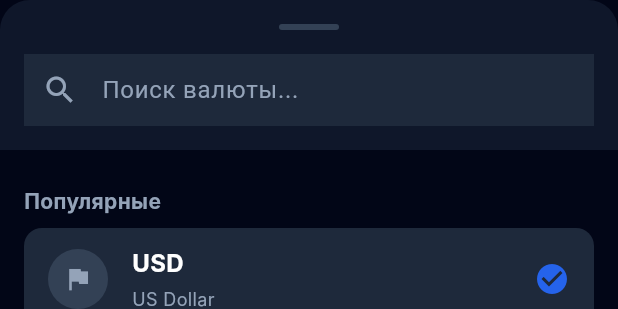
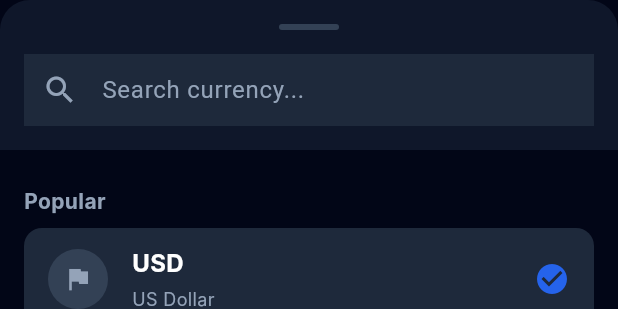
Before and after one commit to siraevrus/kursmonet, a Flutter app: the AddCurrencySheet widget shown alone on an empty page, opened directly, on a phone screen of 412 x 824 dp. Shown: the top 309 px of the screen. Run offline on Flutter 3.47's test engine with Material 3 defaults, Android fonts, the light colour scheme and no system bars; drawn by our look-alikes of cached_network_image; our stand-ins replace flutter_riverpod, hive_flutter; accounts and stored records are empty; network calls fail; Roboto replaces fonts that are missing (Inter).

Commit message:
Добавлена локализация приложения с поддержкой автоматического определения языка устройства

````diff
--- /dev/null
+++ b/l10n.yaml
@@ -0,0 +1,3 @@
+arb-dir: lib/l10n
+template-arb-file: app_ru.arb
+output-localization-file: app_localizations.dart
--- /dev/null
+++ b/lib/l10n/app_localizations.dart
@@ -0,0 +1,229 @@
+import 'dart:async';
+
+import 'package:flutter/foundation.dart';
+import 'package:flutter/widgets.dart';
+import 'package:flutter_localizations/flutter_localizations.dart';
+import 'package:intl/intl.dart' as intl;
+
+import 'app_localizations_en.dart';
+import 'app_localizations_ru.dart';
+
+// ignore_for_file: type=lint
+
+/// Callers can lookup localized strings with an instance of AppLocalizations
+/// returned by `AppLocalizations.of(context)`.
+///
+/// Applications need to include `AppLocalizations.delegate()` in their app's
+/// `localizationDelegates` list, and the locales they support in the app's
+/// `supportedLocales` list. For example:
+///
+/// ```dart
+/// import 'l10n/app_localizations.dart';
+///
+/// return MaterialApp(
+///   localizationsDelegates: AppLocalizations.localizationsDelegates,
+///   supportedLocales: AppLocalizations.supportedLocales,
+///   home: MyApplicationHome(),
+/// );
+/// ```
+///
+/// ## Update pubspec.yaml
+///
+/// Please make sure to update your pubspec.yaml to include the following
+/// packages:
+///
+/// ```yaml
+/// dependencies:
+///   # Internationalization support.
+///   flutter_localizations:
+///     sdk: flutter
+///   intl: any # Use the pinned version from flutter_localizations
+///
+///   # Rest of dependencies
+/// ```
+///
+/// ## iOS Applications
+///
+/// iOS applications define key application metadata, including supported
+/// locales, in an Info.plist file that is built into the application bundle.
+/// To configure the locales supported by your app, you’ll need to edit this
+/// file.
+///
+/// First, open your project’s ios/Runner.xcworkspace Xcode workspace file.
+/// Then, in the Project Navigator, open the Info.plist file under the Runner
+/// project’s Runner folder.
+///
+/// Next, select the Information Property List item, select Add Item from the
+/// Editor menu, then select Localizations from the pop-up menu.
+///
+/// Select and expand the newly-created Localizations item then, for each
+/// locale your application supports, add a new item and select the locale
+/// you wish to add from the pop-up menu in the Value field. This list should
+/// be consistent with the languages listed in the AppLocalizations.supportedLocales
+/// property.
+abstract class AppLocalizations {
+  AppLocalizations(String locale)
+      : localeName = intl.Intl.canonicalizedLocale(locale.toString());
+
+  final String localeName;
+
+  static AppLocalizations? of(BuildContext context) {
+    return Localizations.of<AppLocalizations>(context, AppLocalizations);
+  }
+
+  static const LocalizationsDelegate<AppLocalizations> delegate =
+      _AppLocalizationsDelegate();
+
+  /// A list of this localizations delegate along with the default localizations
+  /// delegates.
+  ///
+  /// Returns a list of localizations delegates containing this delegate along with
+  /// GlobalMaterialLocalizations.delegate, GlobalCupertinoLocalizations.delegate,
+  /// and GlobalWidgetsLocalizations.delegate.
+  ///
+  /// Additional delegates can be added by appending to this list in
+  /// MaterialApp. This list does not have to be used at all if a custom list
+  /// of delegates is preferred or required.
+  static const List<LocalizationsDelegate<dynamic>> localizationsDelegates =
+      <LocalizationsDelegate<dynamic>>[
+    delegate,
+    GlobalMaterialLocalizations.delegate,
+    GlobalCupertinoLocalizations.delegate,
+    GlobalWidgetsLocalizations.delegate,
+  ];
+
+  /// A list of this localizations delegate's supported locales.
+  static const List<Locale> supportedLocales = <Locale>[
+    Locale('en'),
+    Locale('ru')
+  ];
+
+  /// No description provided for @appTitle.
+  ///
+  /// In ru, this message translates to:
+  /// **'CurrencyPro'**
+  String get appTitle;
+
+  /// No description provided for @updateRates.
+  ///
+  /// In ru, this message translates to:
+  /// **'Обновление курсов...'**
+  String get updateRates;
+
+  /// No description provided for @addCurrencies.
+  ///
+  /// In ru, this message translates to:
+  /// **'Добавьте валюты для конвертации'**
+  String get addCurrencies;
+
+  /// No description provided for @addCurrency.
+  ///
+  /// In ru, this message translates to:
+  /// **'Добавить валюту'**
+  String get addCurrency;
+
+  /// No description provided for @currencyRemoved.
+  ///
+  /// In ru, this message translates to:
+  /// **'{currencyCode} удалена'**
+  String currencyRemoved(String currencyCode);
+
+  /// No description provided for @currencyAdded.
+  ///
+  /// In ru, this message translates to:
+  /// **'{currencyCode} добавлена'**
+  String currencyAdded(String currencyCode);
+
+  /// No description provided for @updated.
+  ///
+  /// In ru, this message translates to:
+  /// **'Обновлено: {time}'**
+  String updated(String time);
+
+  /// No description provided for @justNow.
+  ///
+  /// In ru, this message translates to:
+  /// **'Только что'**
+  String get justNow;
+
+  /// No description provided for @minutesAgo.
+  ///
+  /// In ru, this message translates to:
+  /// **'{count} мин назад'**
+  String minutesAgo(int count);
+
+  /// No description provided for @hoursAgo.
+  ///
+  /// In ru, this message translates to:
+  /// **'{count} ч назад'**
+  String hoursAgo(int count);
+
+  /// No description provided for @rateUnavailable.
+  ///
+  /// In ru, this message translates to:
+  /// **'Курс недоступен'**
+  String get rateUnavailable;
+
+  /// No description provided for @exchangeRate.
+  ///
+  /// In ru, this message translates to:
+  /// **'1 {baseCurrency} = {rate} {targetCurrency}'**
+  String exchangeRate(String baseCurrency, String rate, String targetCurrency);
+
+  /// No description provided for @searchCurrency.
+  ///
+  /// In ru, this message translates to:
+  /// **'Поиск валюты...'**
+  String get searchCurrency;
+
+  /// No description provided for @popular.
+  ///
+  /// In ru, this message translates to:
+  /// **'Популярные'**
+  String get popular;
+
+  /// No description provided for @allCurrencies.
+  ///
+  /// In ru, this message translates to:
+  /// **'Все валюты'**
+  String get allCurrencies;
+
+  /// No description provided for @offlineMode.
+  ///
+  /// In ru, this message translates to:
+  /// **'Режим оффлайн. Используются сохраненные данные.'**
+  String get offlineMode;
+}
+
+class _AppLocalizationsDelegate
+    extends LocalizationsDelegate<AppLocalizations> {
+  const _AppLocalizationsDelegate();
+
+  @override
+  Future<AppLocalizations> load(Locale locale) {
+    return SynchronousFuture<AppLocalizations>(lookupAppLocalizations(locale));
+  }
+
+  @override
+  bool isSupported(Locale locale) =>
+      <String>['en', 'ru'].contains(locale.languageCode);
+
+  @override
+  bool shouldReload(_AppLocalizationsDelegate old) => false;
+}
+
+AppLocalizations lookupAppLocalizations(Locale locale) {
+  // Lookup logic when only language code is specified.
+  switch (locale.languageCode) {
+    case 'en':
+      return AppLocalizationsEn();
+    case 'ru':
+      return AppLocalizationsRu();
+  }
+
+  throw FlutterError(
+      'AppLocalizations.delegate failed to load unsupported locale "$locale". This is likely '
+      'an issue with the localizations generation tool. Please file an issue '
+      'on GitHub with a reproducible sample app and the gen-l10n configuration '
+      'that was used.');
+}
--- a/lib/widgets/add_currency_sheet.dart
+++ b/lib/widgets/add_currency_sheet.dart
@@ -1,6 +1,7 @@
 import 'package:flutter/material.dart';
 import 'package:flutter_riverpod/flutter_riverpod.dart';
 import 'package:cached_network_image/cached_network_image.dart';
+import 'package:currency_pro/l10n/app_localizations.dart';
 import '../providers/currency_provider.dart';
 import '../models/currency_info.dart';
 import '../theme/app_theme.dart';
@@ -24,6 +25,7 @@ class _AddCurrencySheetState extends ConsumerState<AddCurrencySheet> {
 
   @override
   Widget build(BuildContext context) {
+    final l10n = AppLocalizations.of(context)!;
     final state = ref.watch(currencyProvider);
     final allCurrencies = CurrencyInfo.allCurrencies;
     final popularCurrencies = CurrencyInfo.popularCurrencies;
@@ -73,7 +75,7 @@ class _AddCurrencySheetState extends ConsumerState<AddCurrencySheet> {
                     controller: _searchController,
                     style: const TextStyle(color: AppTheme.textPrimary),
                     decoration: InputDecoration(
-                      hintText: 'Поиск валюты...',
+                      hintText: l10n.searchCurrency,
                       hintStyle: const TextStyle(color: AppTheme.textSecondary),
                       prefixIcon: const Icon(
                         Icons.search,
@@ -107,10 +109,10 @@ class _AddCurrencySheetState extends ConsumerState<AddCurrencySheet> {
                 padding: const EdgeInsets.all(16),
                 children: [
                   if (popularFiltered.isNotEmpty) ...[
-                    const Padding(
-                      padding: EdgeInsets.symmetric(vertical: 8),
+                    Padding(
+                      padding: const EdgeInsets.symmetric(vertical: 8),
                       child: Text(
-                        'Популярные',
+                        l10n.popular,
                         style: TextStyle(
                           color: AppTheme.textSecondary,
                           fontSize: 14,
@@ -127,10 +129,10 @@ class _AddCurrencySheetState extends ConsumerState<AddCurrencySheet> {
                     const SizedBox(height: 16),
                   ],
                   if (otherFiltered.isNotEmpty) ...[
-                    const Padding(
-                      padding: EdgeInsets.symmetric(vertical: 8),
+                    Padding(
+                      padding: const EdgeInsets.symmetric(vertical: 8),
                       child: Text(
-                        'Все валюты',
+                        l10n.allCurrencies,
                         style: TextStyle(
                           color: AppTheme.textSecondary,
                           fontSize: 14,
@@ -160,6 +162,7 @@ class _AddCurrencySheetState extends ConsumerState<AddCurrencySheet> {
     CurrencyInfo info,
     bool isSelected,
   ) {
+    final l10n = AppLocalizations.of(context)!;
     return InkWell(
       onTap: () {
         if (isSelected) {
@@ -168,7 +171,7 @@ class _AddCurrencySheetState extends ConsumerState<AddCurrencySheet> {
             ref.read(currencyProvider.notifier).removeCurrency(code);
             ScaffoldMessenger.of(context).showSnackBar(
               SnackBar(
-                content: Text('$code удалена'),
+                content: Text(l10n.currencyRemoved(code)),
                 duration: const Duration(seconds: 1),
               ),
             );
@@ -179,7 +182,7 @@ class _AddCurrencySheetState extends ConsumerState<AddCurrencySheet> {
           Navigator.pop(context);
           ScaffoldMessenger.of(context).showSnackBar(
             SnackBar(
-              content: Text('$code добавлена'),
+              content: Text(l10n.currencyAdded(code)),
               duration: const Duration(seconds: 1),
             ),
           );
--- a/pubspec.yaml
+++ b/pubspec.yaml
@@ -8,6 +8,8 @@ environment:
 
 dependencies:
   flutter:
+    sdk: flutter
+  flutter_localizations:
     sdk: flutter
 
   # State Management
@@ -24,7 +26,7 @@ dependencies:
   cached_network_image: ^3.3.0
 
   # Intl для форматирования
-  intl: ^0.18.1
+  intl: ^0.20.2
 
   # Иконки
   cupertino_icons: ^1.0.6
@@ -38,6 +40,7 @@ dev_dependencies:
 
 flutter:
   uses-material-design: true
+  generate: true
 
   assets:
     - assets/earth.png
````
Also changed, not shown: lib/l10n/app_en.arb (added, +67 -0 lines), lib/l10n/app_localizations_en.dart (added, +70 -0 lines), lib/l10n/app_localizations_ru.dart (added, +70 -0 lines), lib/l10n/app_ru.arb (added, +67 -0 lines), lib/main.dart (+38 -0 lines), lib/screens/main_screen.dart (+19 -15 lines), lib/widgets/currency_card.dart (+7 -4 lines).
